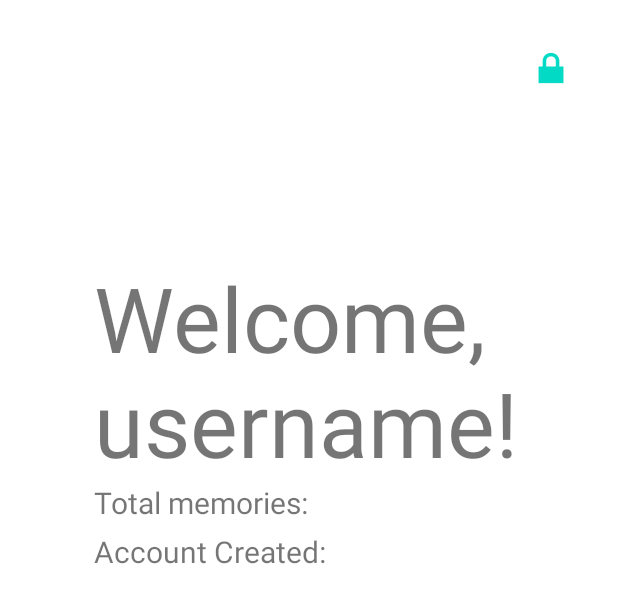
After one commit to 4wl2d/MaoMe-mobile, an Android app: the layout main_profile_fragment.xml on its own in the app's theme, with its tools: preview values and no code run, on a phone screen of 412 x 824 dp. The commit adds this screen. Shown: the top 603 px of the screen. Run offline under Robolectric (Android 15) with nearby library versions, the phone set to English and light mode, and no system bars; network calls fail.

Commit message:
v0.3.1 Working NoteFragment. Glide and Firebase implemented.

```diff
--- a/app/build.gradle
+++ b/app/build.gradle
@@ -37,6 +37,9 @@ android {
 }
 
 dependencies {
+    annotationProcessor 'com.github.bumptech.glide:compiler:4.14.1'
+    implementation 'com.firebaseui:firebase-ui-storage:7.2.0'
+
     implementation "com.squareup.retrofit2:retrofit:2.9.0"
     implementation "com.squareup.retrofit2:converter-gson:2.9.0"
 
--- /dev/null
+++ b/app/src/main/java/com/sQUAD/maome/retrofit/main/Notes.kt
@@ -0,0 +1,5 @@
+package com.sQUAD.maome.retrofit.main
+
+data class Notes(
+    val notes: List<Note>
+)
--- a/app/src/main/java/com/sQUAD/maome/ui/fragment/register/RegisterFragment.kt
+++ b/app/src/main/java/com/sQUAD/maome/ui/fragment/register/RegisterFragment.kt
@@ -28,7 +28,6 @@ class RegisterFragment : Fragment() {
 
     private lateinit var binding: FragmentRegisterBinding
     private lateinit var mainApi: MainApi
-    private val viewModel: LoginViewModel by activityViewModels()
 
     override fun onCreateView(
         inflater: LayoutInflater, container: ViewGroup?,
--- /dev/null
+++ b/app/src/main/res/layout/main_profile_fragment.xml
@@ -0,0 +1,52 @@
+<?xml version="1.0" encoding="utf-8"?>
+<androidx.constraintlayout.widget.ConstraintLayout xmlns:android="http://schemas.android.com/apk/res/android"
+    xmlns:app="http://schemas.android.com/apk/res-auto"
+    xmlns:tools="http://schemas.android.com/tools"
+    android:layout_width="match_parent"
+    android:layout_height="match_parent">
+
+    <TextView
+        android:id="@+id/WelcomeTextView"
+        android:layout_width="287dp"
+        android:layout_height="140dp"
+        android:text="Welcome, username!"
+        android:textSize="60sp"
+        app:layout_constraintBottom_toBottomOf="parent"
+        app:layout_constraintEnd_toEndOf="parent"
+        app:layout_constraintStart_toStartOf="parent"
+        app:layout_constraintTop_toTopOf="parent"
+        app:layout_constraintVertical_bias="0.25" />
+
+    <TextView
+        android:id="@+id/TotalMemoriesTextView"
+        android:layout_width="0dp"
+        android:layout_height="wrap_content"
+        android:layout_marginTop="10dp"
+        android:text="Total memories:"
+        android:textSize="20sp"
+        app:layout_constraintEnd_toEndOf="@+id/WelcomeTextView"
+        app:layout_constraintStart_toStartOf="@+id/WelcomeTextView"
+        app:layout_constraintTop_toBottomOf="@+id/WelcomeTextView" />
+
+    <TextView
+        android:id="@+id/AccountCreatedAtTextView"
+        android:layout_width="0dp"
+        android:layout_height="wrap_content"
+        android:layout_marginTop="5dp"
+        android:text="Account Created:"
+        android:textSize="20sp"
+        app:layout_constraintEnd_toEndOf="@+id/TotalMemoriesTextView"
+        app:layout_constraintStart_toStartOf="@+id/TotalMemoriesTextView"
+        app:layout_constraintTop_toBottomOf="@+id/TotalMemoriesTextView" />
+
+    <ImageButton
+        android:id="@+id/ExitFromAccountButton"
+        android:layout_width="50dp"
+        android:layout_height="50dp"
+        android:layout_marginTop="20dp"
+        android:layout_marginEnd="20dp"
+        android:background="@android:color/background_light"
+        app:layout_constraintEnd_toEndOf="parent"
+        app:layout_constraintTop_toTopOf="parent"
+        app:srcCompat="@android:drawable/ic_lock_lock" />
+</androidx.constraintlayout.widget.ConstraintLayout>
```
Also changed, not shown: app/src/main/java/com/sQUAD/maome/adapter/NotesRCAdapter.kt (added, +45 -0 lines), app/src/main/java/com/sQUAD/maome/config/GlideModule.kt (added, +14 -0 lines), app/src/main/java/com/sQUAD/maome/retrofit/main/Note.kt (added, +13 -0 lines), app/src/main/java/com/sQUAD/maome/retrofit/main/NoteCreateRequest.kt (added, +9 -0 lines), app/src/main/java/com/sQUAD/maome/retrofit/main/Photo.kt (added, +9 -0 lines), app/src/main/java/com/sQUAD/maome/retrofit/mainAPI.kt (+58 -4 lines), app/src/main/java/com/sQUAD/maome/ui/fragment/main/MainNotesFragment.kt (+66 -2 lines), app/src/main/java/com/sQUAD/maome/ui/fragment/main/MainProfileFragment.kt (+11 -2 lines), app/src/main/java/com/sQUAD/maome/viewModels/CardNoteViewHolder.kt (added, +15 -0 lines), app/src/main/res/layout/card_note_item.xml (added, +51 -0 lines), app/src/main/res/layout/main_notes_fragment.xml (added, +24 -0 lines), build.gradle (+9 -0 lines).
